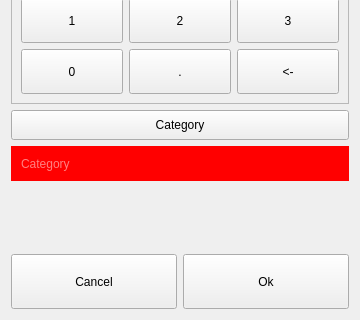
Above: dlgsettime.ui from ic005k/Knot-Legacy before the change; both pictures show x 0 to 360 and y 405 to 725 of the 360 by 725 pixel window. Below: the same form after it.
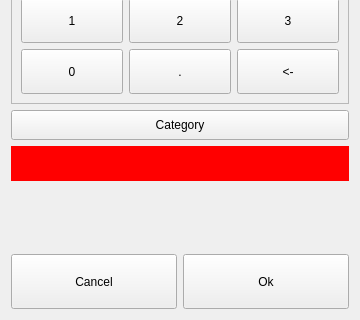
That is the form after the change.

```diff
--- a/dlgsettime.ui
+++ b/dlgsettime.ui
@@ -442,7 +442,7 @@
 }</string>
        </property>
        <property name="placeholderText">
-        <string>Category</string>
+        <string/>
        </property>
       </widget>
      </item>
```
